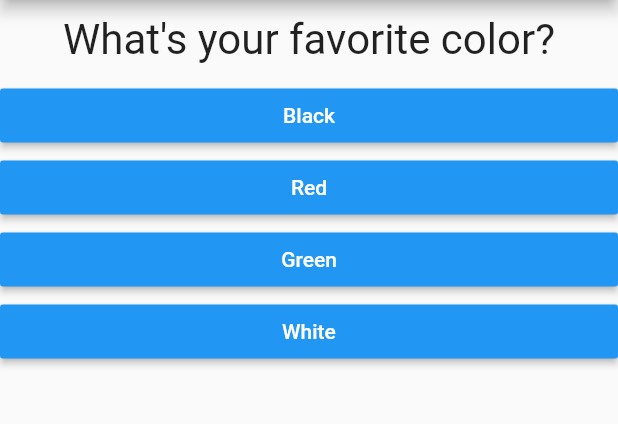
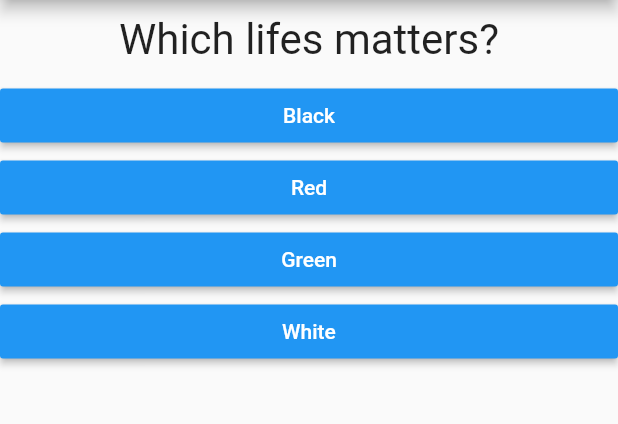
Before and after one commit to esztersajtos/Flutter-App, a Flutter app: the screen it shows after launch, on a phone screen of 412 x 824 dp, the part 84-508 px from its top. Run offline on Flutter 3.47's test engine with Material 2 defaults, Android fonts, the phone set to English and light mode, and no system bars.

Commit message:
made some changes

```diff
--- a/first_app/lib/main.dart
+++ b/first_app/lib/main.dart
@@ -19,7 +19,7 @@ class MyApp extends StatefulWidget {
 class _MyAppState extends State<MyApp> {
   final _questions = const [
     {
-      'questionText': 'What\'s your favorite color?',
+      'questionText': 'Which lifes matters?',
       'answers': [
         {'text': 'Black', 'score': 10},
         {'text': 'Red', 'score': 5},
@@ -39,10 +39,10 @@ class _MyAppState extends State<MyApp> {
     {
       'questionText': 'Who\'s your favorite instructor?',
       'answers': [
-        {'text': 'Max', 'score': 1},
-        {'text': 'Max', 'score': 1},
-        {'text': 'Max', 'score': 1},
-        {'text': 'Max', 'score': 1},
+        {'text': 'Max1', 'score': 1},
+        {'text': 'Max2', 'score': 1},
+        {'text': 'Max3', 'score': 1},
+        {'text': 'Max4', 'score': 1},
       ],
     },
   ];
--- a/first_app/lib/result.dart
+++ b/first_app/lib/result.dart
@@ -12,7 +12,7 @@ class Result extends StatelessWidget {
       resultText = 'You are awesome and innocent!';
     } else if (resultScore <= 12) {
       resultText = 'Pretty likeable!';
-    } else if (resultScore <= 16) {
+    } else if (resultScore <= 22) {
       resultText = 'You are ... strange?!';
     } else {
       resultText = 'You are so bad!';
--- a/first_app/test_driver/common_methods.dart
+++ b/first_app/test_driver/common_methods.dart
@@ -17,6 +17,7 @@ class CommonMethods {
     return await driver.tap(firstAnswerButton);
   }
 
+
     final secondAnswerButton = find.text("Max");
   Future<void> tapSecondAnswer() async {
     return await driver.tap(secondAnswerButton);
```
Also changed, not shown: first_app/test_driver/app_test.dart (+18 -11 lines).
